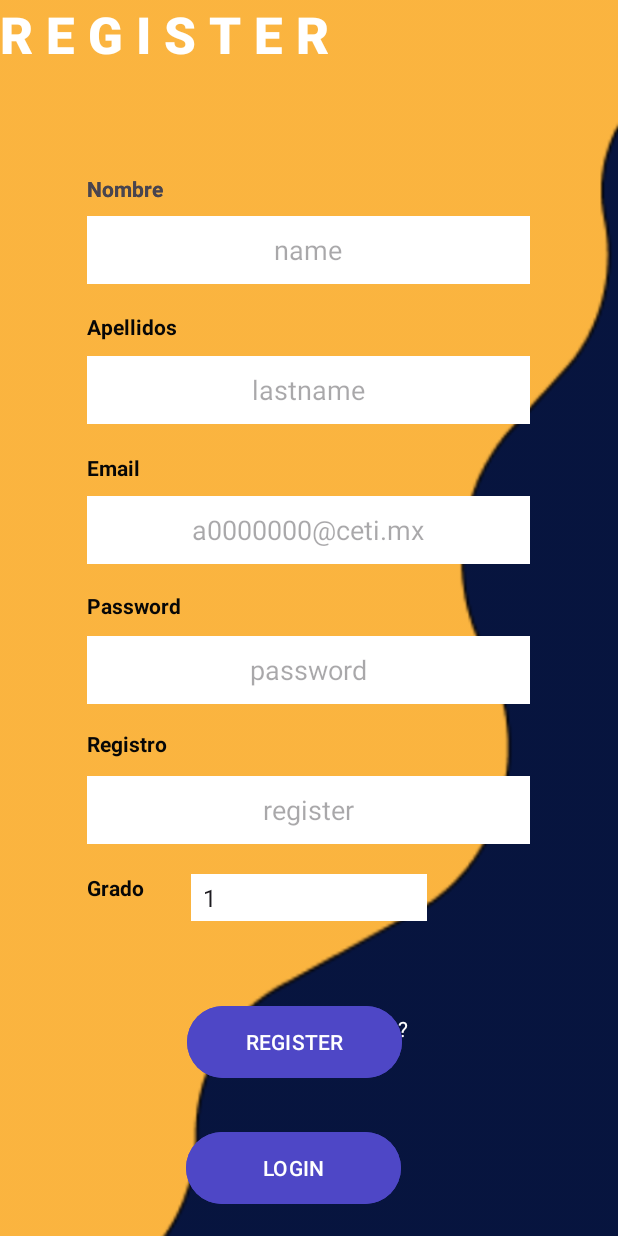
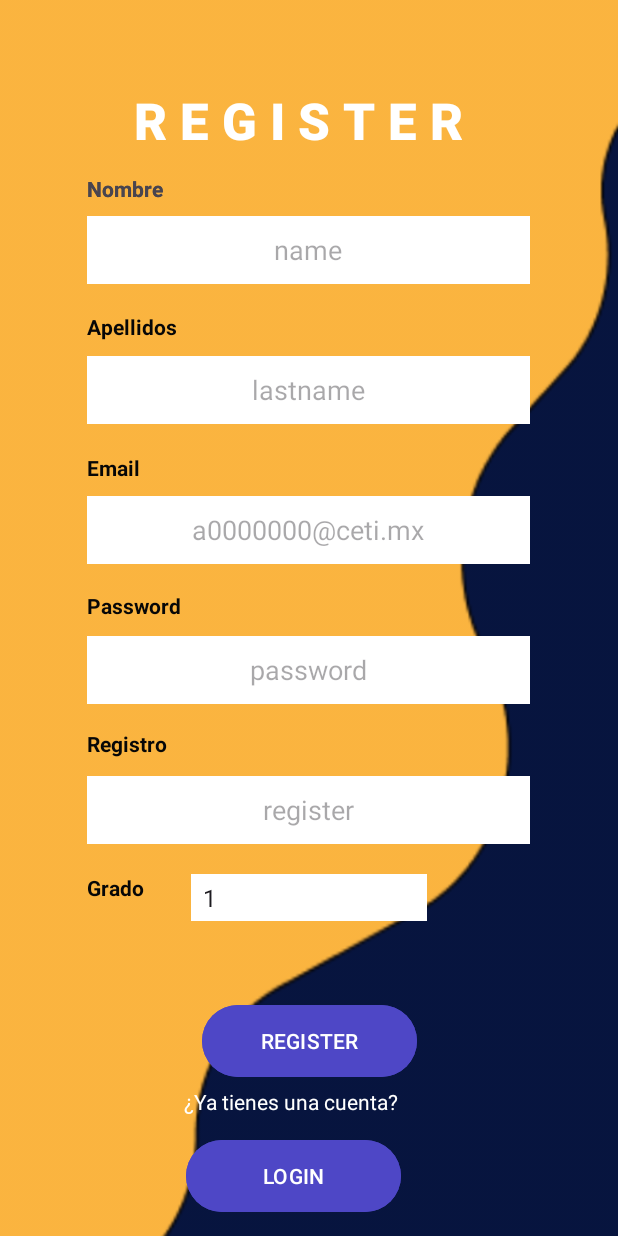
Before and after one commit to xFlameLiq/MobileProject2, an Android app: the RegisterActivity screen opened directly, with no data from a screen before it, on a phone screen of 412 x 824 dp. Run offline under Robolectric (Android 15) with nearby library versions, the phone set to English and light mode, and no system bars.

Commit message:
Update activity_register.xml

```diff
--- a/app/src/main/res/layout/activity_register.xml
+++ b/app/src/main/res/layout/activity_register.xml
@@ -183,14 +183,15 @@
         android:id="@+id/textView7"
         android:layout_width="209dp"
         android:layout_height="28dp"
-        android:layout_marginTop="676dp"
         android:text="¿Ya tienes una cuenta?"
         android:textAlignment="center"
         android:textColor="#fff"
+        app:layout_constraintBottom_toBottomOf="parent"
         app:layout_constraintEnd_toEndOf="parent"
-        app:layout_constraintHorizontal_bias="0.475"
+        app:layout_constraintHorizontal_bias="0.44"
         app:layout_constraintStart_toStartOf="parent"
-        app:layout_constraintTop_toTopOf="parent" />
+        app:layout_constraintTop_toTopOf="parent"
+        app:layout_constraintVertical_bias="0.91" />
 
     <TextView
         android:id="@+id/textView10"
@@ -209,16 +210,13 @@
         android:id="@+id/btnCreate"
         android:layout_width="143dp"
         android:layout_height="56dp"
-        android:layout_marginStart="124dp"
-        android:layout_marginEnd="144dp"
         android:backgroundTint="#4E47C6"
         android:text="REGISTER"
         app:layout_constraintBottom_toBottomOf="parent"
         app:layout_constraintEnd_toEndOf="parent"
-        app:layout_constraintHorizontal_bias="1.0"
         app:layout_constraintStart_toStartOf="parent"
         app:layout_constraintTop_toTopOf="parent"
-        app:layout_constraintVertical_bias="0.868" />
+        app:layout_constraintVertical_bias="0.867" />
 
     <Button
         android:id="@+id/btnGoToLogin"
@@ -233,7 +231,7 @@
         app:layout_constraintHorizontal_bias="0.0"
         app:layout_constraintStart_toStartOf="parent"
         app:layout_constraintTop_toTopOf="parent"
-        app:layout_constraintVertical_bias="0.977" />
+        app:layout_constraintVertical_bias="0.984" />
 
     <TextView
         android:id="@+id/textView8"
@@ -244,7 +242,11 @@
         android:textColor="#FFF"
         android:textSize="34sp"
         android:textStyle="bold"
+        app:layout_constraintBottom_toBottomOf="parent"
+        app:layout_constraintEnd_toEndOf="parent"
+        app:layout_constraintHorizontal_bias="0.463"
+        app:layout_constraintStart_toStartOf="parent"
         app:layout_constraintTop_toTopOf="parent"
-        tools:layout_editor_absoluteX="96dp" />
+        app:layout_constraintVertical_bias="0.074" />
 
 </androidx.constraintlayout.widget.ConstraintLayout>
```
